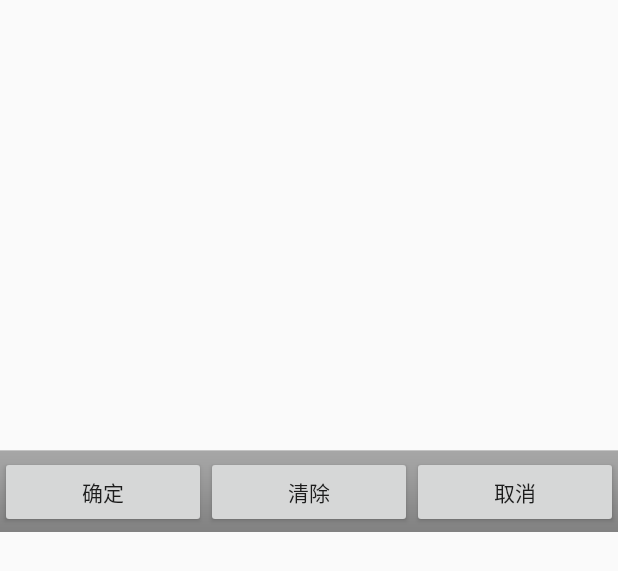
After one commit to sprindy/yyb, an Android app: the layout write_pad.xml on its own in the app's theme, with its tools: preview values and no code run, on a phone screen of 412 x 824 dp. The commit adds this screen. Shown: the top 571 px of the screen. Run offline under Robolectric (Android 15) with nearby library versions, the phone set to English and light mode, and no system bars.

Commit message:
fontArray 代码合入

```diff
--- /dev/null
+++ b/app/HandDraw/app/src/main/res/layout/write_pad.xml
@@ -0,0 +1,43 @@
+<?xml version="1.0" encoding="utf-8"?>
+
+<LinearLayout xmlns:android="http://schemas.android.com/apk/res/android"
+xmlns:greendroid="http://schemas.android.com/apk/res/com.cyrilmottier.android.gdcatalog"
+android:layout_width="fill_parent"
+android:layout_height="fill_parent"
+android:orientation="vertical" >
+
+<FrameLayout
+    android:id="@+id/tablet_view"
+    android:layout_width="fill_parent"
+    android:layout_height="300dp" >
+</FrameLayout>
+
+<LinearLayout
+    android:layout_width="fill_parent"
+    android:layout_height="wrap_content"
+    android:background="@android:drawable/bottom_bar"
+    android:paddingTop="4dp" >
+
+    <Button
+        android:id="@+id/write_pad_ok"
+        android:layout_width="wrap_content"
+        android:layout_height="wrap_content"
+        android:layout_weight="1"
+        android:text="确定" />
+
+    <Button
+        android:id="@+id/write_pad_clear"
+        android:layout_width="wrap_content"
+        android:layout_height="wrap_content"
+        android:layout_weight="1"
+        android:text="清除" />
+
+    <Button
+        android:id="@+id/write_pad_cancel"
+        android:layout_width="wrap_content"
+        android:layout_height="wrap_content"
+        android:layout_weight="1"
+        android:text="取消" />
+</LinearLayout>
+
+</LinearLayout>
```
Also changed, not shown: app/HandDraw/app/src/main/java/com/sprindy/handdraw/BleController.java (+10 -0 lines), app/HandDraw/app/src/main/java/com/sprindy/handdraw/MainActivity.java (+33 -2 lines), app/HandDraw/app/src/main/java/com/sprindy/handdraw/PaintView.java (added, +240 -0 lines), app/HandDraw/app/src/main/java/com/sprindy/handdraw/WriteDilogListener.java (added, +12 -0 lines), app/HandDraw/app/src/main/java/com/sprindy/handdraw/WritePadDialog.java (added, +83 -0 lines), app/HandDraw/app/src/main/res/layout/activity_main.xml (+17 -0 lines).
